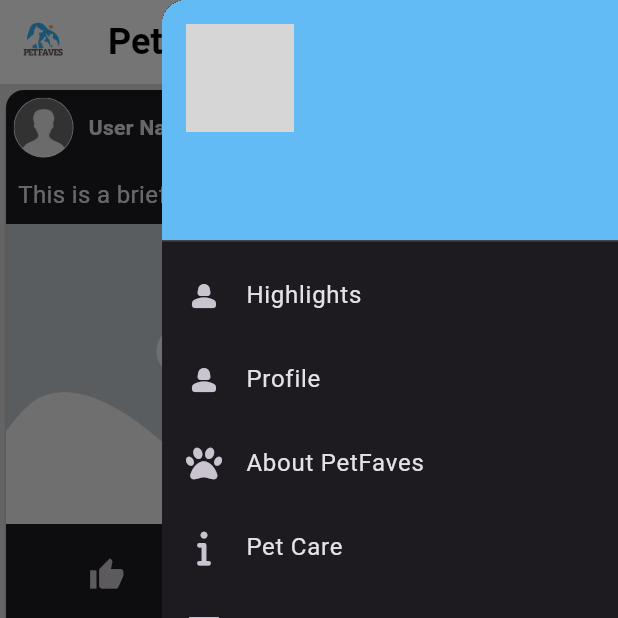
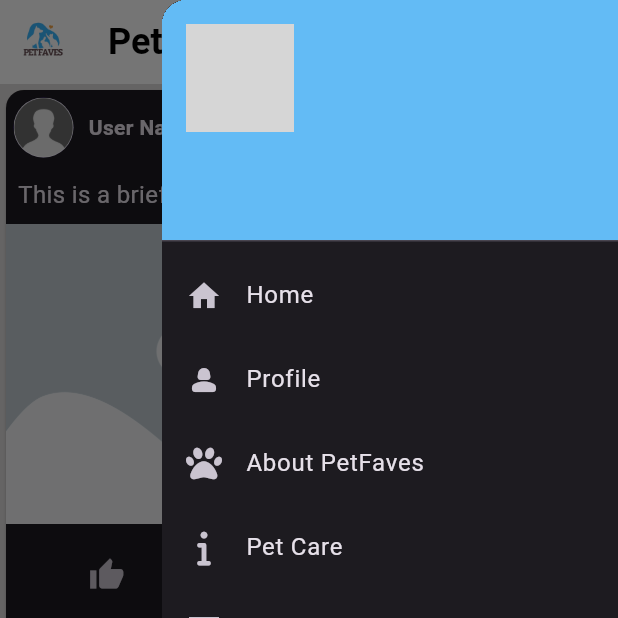
Before and after one commit to DaryllCulas/PetFaves-Application, a Flutter app: the PetFeeds screen opened directly, with the side drawer open, on a phone screen of 412 x 824 dp, the top half of it. Run offline on Flutter 3.47's test engine with Material 3 defaults, Android fonts, the phone set to English and light mode, and no system bars; our stand-ins replace carousel_slider, cloud_firestore, firebase_auth, firebase_core, font_awesome_flutter, google_sign_in; accounts and stored records are empty; network calls fail; grey boxes are pictures that could not be loaded.

Commit message:
Modified navigation route to Home

```diff
--- a/petfaves/lib/homepage/petfeeds.dart
+++ b/petfaves/lib/homepage/petfeeds.dart
@@ -106,8 +106,8 @@ class _PetFeedsState extends State<PetFeeds> {
               accountEmail: null,
             ),
             ListTile(
-              leading: const Icon(Icons.person_2_rounded),
-              title: const Text('Highlights'),
+              leading: const Icon(Icons.home),
+              title: const Text('Home'),
               onTap: () {
                 Navigator.of(context).push(
                   MaterialPageRoute(
```
